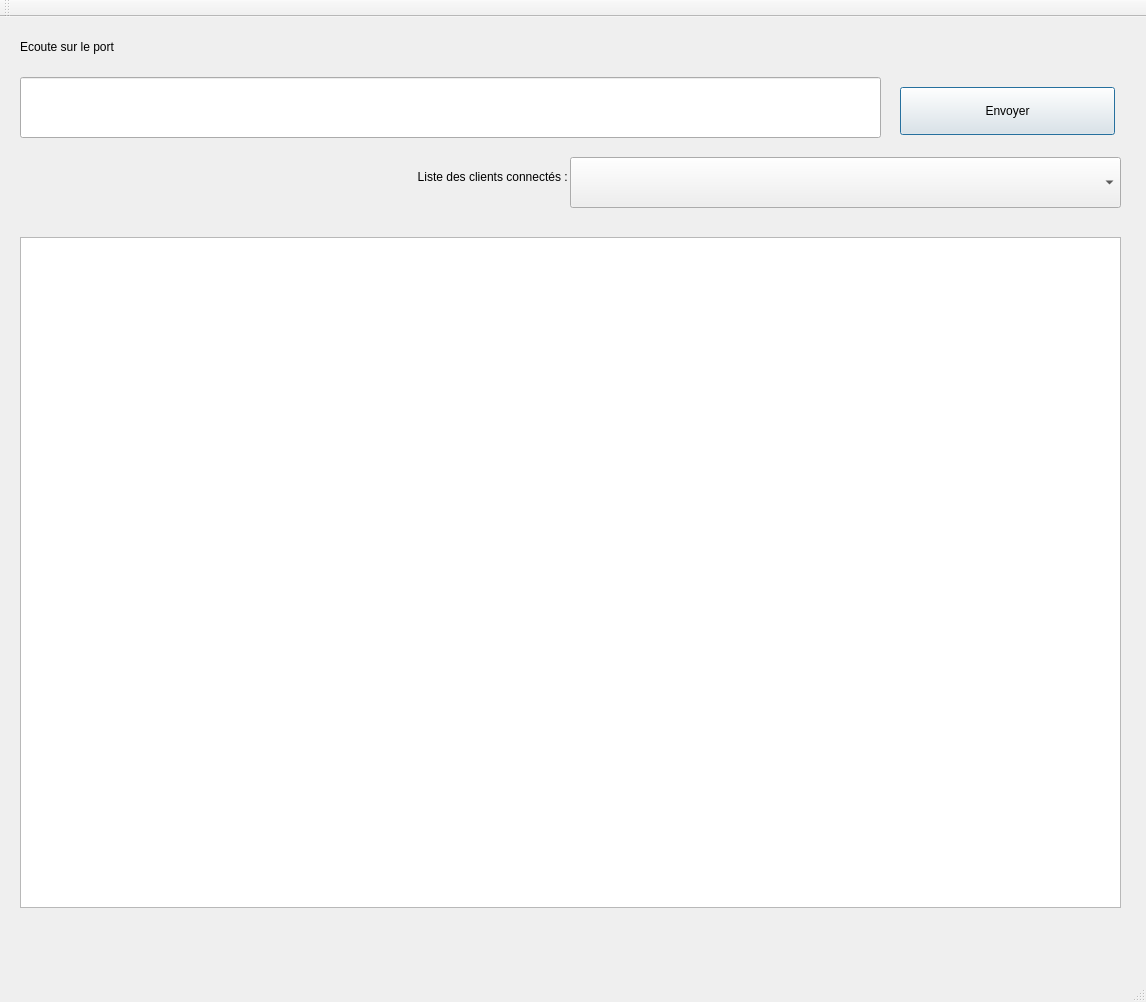
Above: cihmappserveurtcp.ui from PhASnBenoit/appServeurTcp before the change. Below: the same form after it.
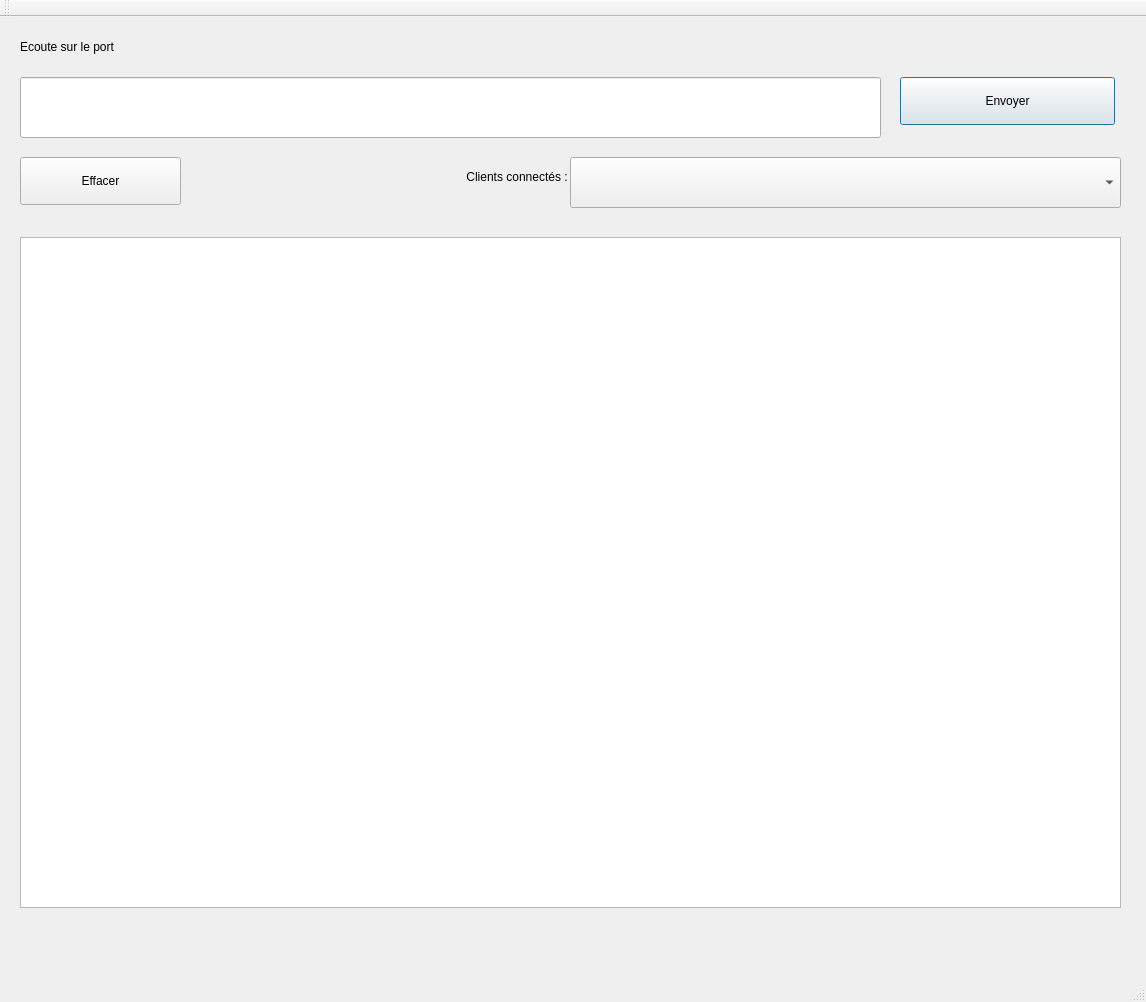
That is the form after the change.

```diff
--- a/cihmappserveurtcp.ui
+++ b/cihmappserveurtcp.ui
@@ -38,7 +38,7 @@
     <property name="geometry">
      <rect>
       <x>900</x>
-      <y>70</y>
+      <y>60</y>
       <width>215</width>
       <height>48</height>
      </rect>
@@ -76,19 +76,32 @@
    <widget class="QLabel" name="label">
     <property name="geometry">
      <rect>
-      <x>30</x>
+      <x>240</x>
       <y>140</y>
-      <width>541</width>
+      <width>331</width>
       <height>39</height>
      </rect>
     </property>
     <property name="text">
-     <string>Liste des clients connectés : </string>
+     <string>Clients connectés : </string>
     </property>
     <property name="alignment">
      <set>Qt::AlignRight|Qt::AlignTrailing|Qt::AlignVCenter</set>
     </property>
    </widget>
+   <widget class="QPushButton" name="pushButton">
+    <property name="geometry">
+     <rect>
+      <x>20</x>
+      <y>140</y>
+      <width>161</width>
+      <height>48</height>
+     </rect>
+    </property>
+    <property name="text">
+     <string>Effacer</string>
+    </property>
+   </widget>
   </widget>
   <widget class="QMenuBar" name="menuBar">
    <property name="geometry">
```
Left out of the diff: 21 changed lines with no effect on the pictures.
